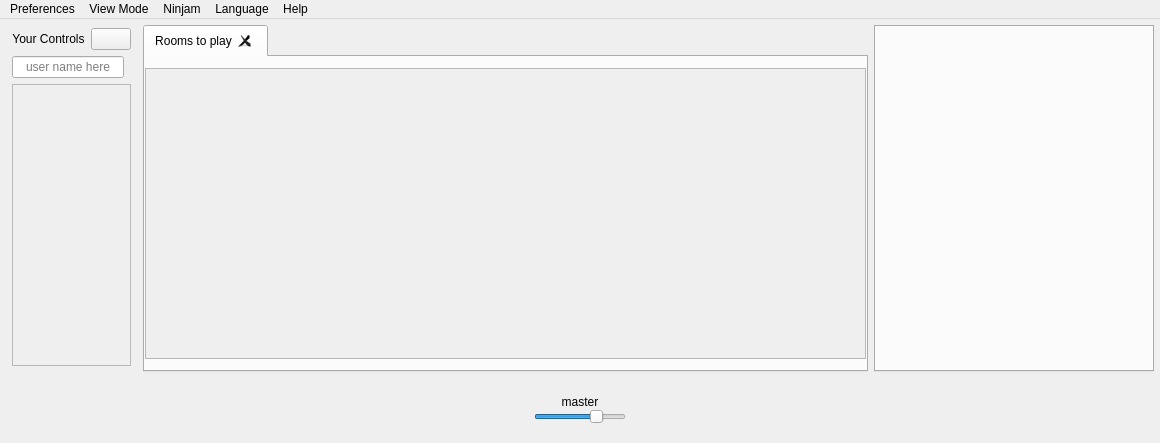
First picture: the form in src/Common/gui/MainWindow.ui, repository elieserdejesus/JamTaba, before the edit.
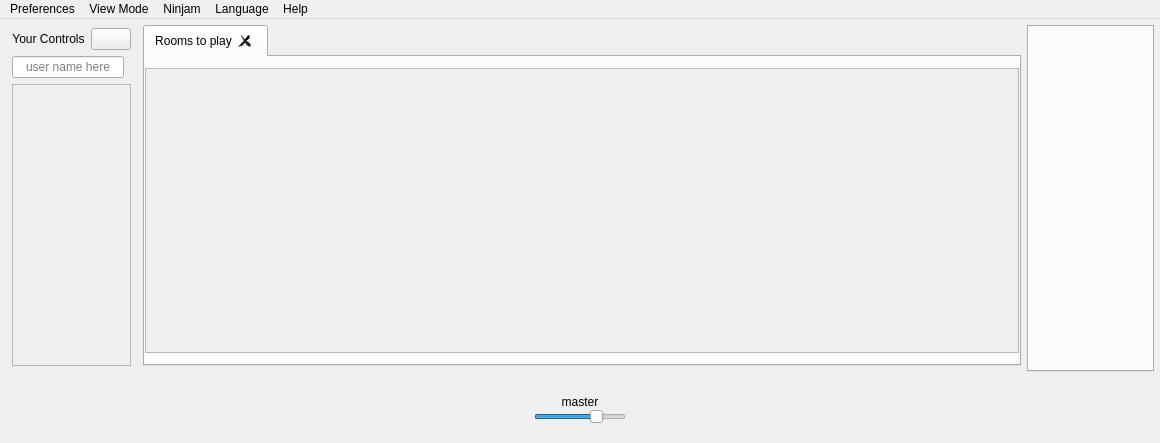
Second picture: the form after the edit. Icons and pictures are not drawn. Custom widgets are drawn as their Qt base class.

Commit message:
Removing unecessary widgets from layout
- Removing unecessary widget from chat layout
- removing unecessary widgets from main window content layout

```diff
--- a/src/Common/gui/MainWindow.ui
+++ b/src/Common/gui/MainWindow.ui
@@ -37,32 +37,27 @@
     <property name="spacing">
      <number>6</number>
     </property>
+    <item row="0" column="2" rowspan="2">
+     <widget class="QTabWidget" name="chatTabWidget">
+      <property name="sizePolicy">
+       <sizepolicy hsizetype="MinimumExpanding" vsizetype="Expanding">
+        <horstretch>0</horstretch>
+        <verstretch>0</verstretch>
+       </sizepolicy>
+      </property>
+      <property name="currentIndex">
+       <number>-1</number>
+      </property>
+     </widget>
+    </item>
     <item row="0" column="1">
-     <widget class="QWidget" name="contentPanel" native="true">
+     <widget class="CustomTabWidget" name="contentTabWidget">
       <property name="sizePolicy">
-       <sizepolicy hsizetype="Preferred" vsizetype="Preferred">
-        <horstretch>2</horstretch>
-        <verstretch>0</verstretch>
+       <sizepolicy hsizetype="Expanding" vsizetype="Expanding">
+        <horstretch>1</horstretch>
+        <verstretch>1</verstretch>
        </sizepolicy>
       </property>
-      <layout class="QVBoxLayout" name="verticalLayout_3">
-       <property name="spacing">
-        <number>0</number>
-       </property>
-       <property name="leftMargin">
-        <number>0</number>
-       </property>
-       <property name="topMargin">
-        <number>0</number>
-       </property>
-       <property name="rightMargin">
-        <number>0</number>
-       </property>
-       <property name="bottomMargin">
-        <number>0</number>
-       </property>
-       <item>
-        <widget class="CustomTabWidget" name="tabWidget">
          <property name="tabPosition">
           <enum>QTabWidget::North</enum>
          </property>
@@ -114,8 +109,8 @@
                <rect>
                 <x>0</x>
                 <y>0</y>
-                <width>690</width>
-                <height>290</height>
+             <width>843</width>
+             <height>284</height>
                </rect>
               </property>
               <layout class="QVBoxLayout" name="verticalLayout_6">
@@ -152,53 +147,7 @@
          </widget>
         </widget>
        </item>
-      </layout>
-     </widget>
-    </item>
-    <item row="0" column="2">
-     <widget class="QWidget" name="chatArea" native="true">
-      <property name="sizePolicy">
-       <sizepolicy hsizetype="Preferred" vsizetype="Preferred">
-        <horstretch>0</horstretch>
-        <verstretch>1</verstretch>
-       </sizepolicy>
-      </property>
-      <property name="minimumSize">
-       <size>
-        <width>280</width>
-        <height>0</height>
-       </size>
-      </property>
-      <layout class="QVBoxLayout" name="verticalLayout">
-       <property name="leftMargin">
-        <number>0</number>
-       </property>
-       <property name="topMargin">
-        <number>0</number>
-       </property>
-       <property name="rightMargin">
-        <number>0</number>
-       </property>
-       <property name="bottomMargin">
-        <number>0</number>
-       </property>
-       <item>
-        <widget class="QTabWidget" name="chatTabWidget">
-         <property name="sizePolicy">
-          <sizepolicy hsizetype="MinimumExpanding" vsizetype="Expanding">
-           <horstretch>0</horstretch>
-           <verstretch>0</verstretch>
-          </sizepolicy>
-         </property>
-         <property name="currentIndex">
-          <number>-1</number>
-         </property>
-        </widget>
-       </item>
-      </layout>
-     </widget>
-    </item>
-    <item row="1" column="0" colspan="3">
+    <item row="2" column="0" colspan="3">
      <widget class="QWidget" name="bottomPanel" native="true">
       <property name="sizePolicy">
        <sizepolicy hsizetype="Preferred" vsizetype="Maximum">
@@ -321,7 +270,7 @@
       </layout>
      </widget>
     </item>
-    <item row="0" column="0">
+    <item row="0" column="0" rowspan="2">
      <widget class="QWidget" name="leftPanel" native="true">
       <property name="sizePolicy">
        <sizepolicy hsizetype="Maximum" vsizetype="Preferred">
```
Lines whose indentation alone changed are shown as unchanged. The commit also changes 2 other files.
